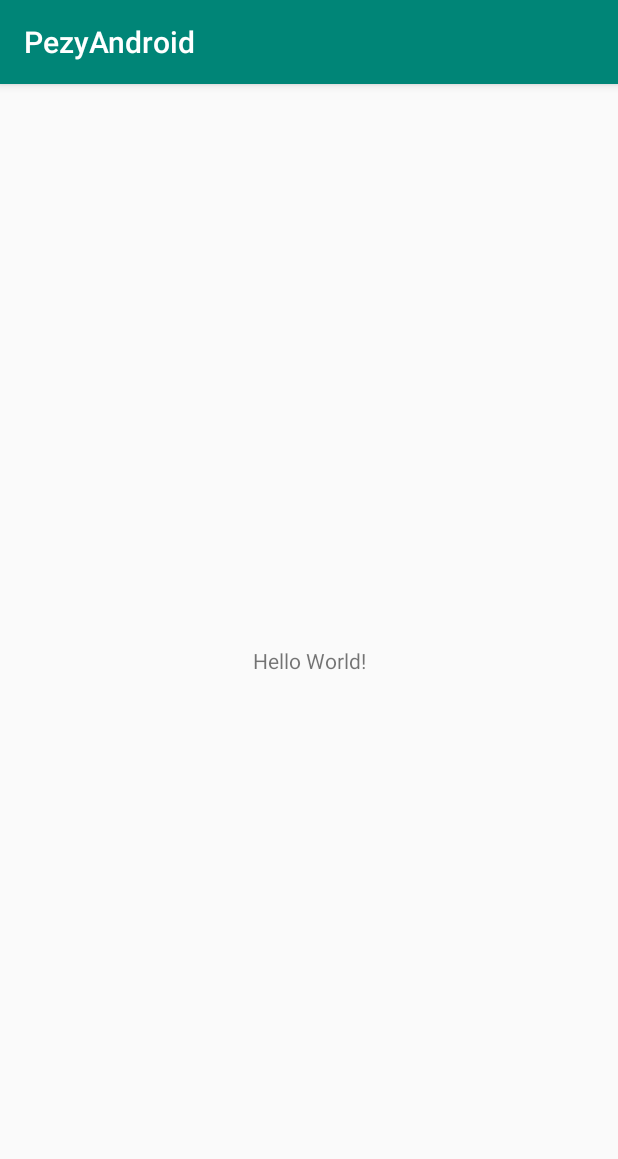
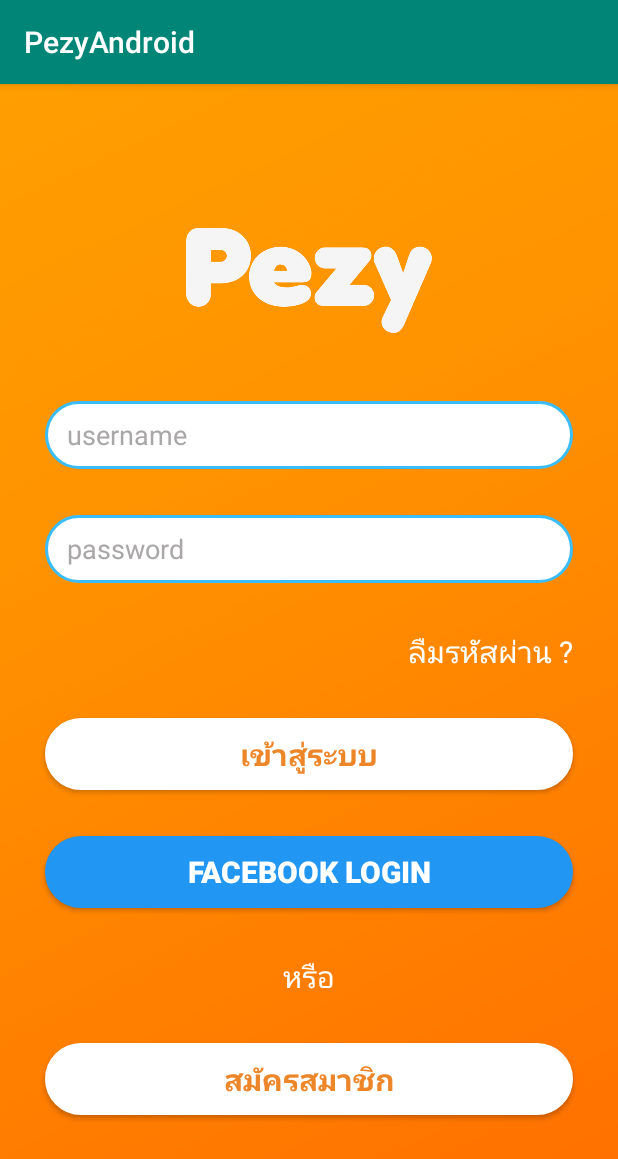
Before and after one commit to Pezy-Team/PezyAndroid, an Android app: the screen it shows after launch (MainActivity), on a phone screen of 412 x 824 dp. Shown: the top 1159 px of the screen. Run offline under Robolectric (Android 15) with nearby library versions, the phone set to English and light mode, and no system bars.

Commit message:
Minor - Improvement - Design register activity and import resource file.

```diff
--- /dev/null
+++ b/app/src/main/res/drawable/edittext_white.xml
@@ -0,0 +1,18 @@
+<?xml version="1.0" encoding="utf-8"?>
+<selector xmlns:android="http://schemas.android.com/apk/res/android">
+    <item>
+        <shape android:shape="rectangle">
+            <solid android:color="#ffffff"/>
+            <corners android:radius="25dp" />
+            <size android:height="45dp" />
+            <padding android:left="15dp"
+                android:right="15dp"
+                android:bottom="5dp"
+                android:top="5dp" />
+            <stroke
+                android:width="2dp"
+                android:color="#3bbdfa"
+                />
+        </shape>
+    </item>
+</selector>
--- /dev/null
+++ b/app/src/main/res/drawable/round_button.xml
@@ -0,0 +1,18 @@
+<?xml version="1.0" encoding="utf-8"?>
+<selector xmlns:android="http://schemas.android.com/apk/res/android">
+    <item>
+        <shape android:shape="rectangle">
+            <solid android:color="#ffffff"/>
+            <corners android:radius="25dp" />
+            <size android:height="40dp" />
+            <padding android:left="5dp"
+                android:right="5dp"
+                android:bottom="5dp"
+                android:top="5dp" />
+            <stroke
+                android:width="2dp"
+                android:color="#FFFFFF"
+                />
+        </shape>
+    </item>
+</selector>
--- a/app/src/main/res/layout/activity_main.xml
+++ b/app/src/main/res/layout/activity_main.xml
@@ -4,15 +4,107 @@
     xmlns:tools="http://schemas.android.com/tools"
     android:layout_width="match_parent"
     android:layout_height="match_parent"
+    android:background="@drawable/pezy_bg"
     tools:context=".MainActivity">
 
-    <TextView
-        android:layout_width="wrap_content"
+    <LinearLayout
+        android:layout_width="match_parent"
         android:layout_height="wrap_content"
-        android:text="Hello World!"
+        android:orientation="vertical"
         app:layout_constraintBottom_toBottomOf="parent"
-        app:layout_constraintLeft_toLeftOf="parent"
-        app:layout_constraintRight_toRightOf="parent"
-        app:layout_constraintTop_toTopOf="parent" />
+        app:layout_constraintEnd_toEndOf="parent"
+        app:layout_constraintStart_toStartOf="parent"
+        app:layout_constraintTop_toTopOf="parent">
+
+        <ImageView
+            android:layout_width="wrap_content"
+            android:layout_height="70dp"
+            android:layout_marginVertical="30dp"
+            android:src="@drawable/pezy"/>
+
+        <EditText
+            android:id="@+id/txtUsername"
+            android:layout_width="match_parent"
+            android:layout_height="wrap_content"
+            android:hint="@string/app_name"
+            android:text="@string/txt_username"
+            android:background="@drawable/edittext_white"
+            android:textColor="@color/edittext_color"
+            android:layout_marginHorizontal="30dp"
+            android:layout_marginVertical="15dp" />
+
+        <EditText
+            android:id="@+id/txtPassword"
+            android:layout_width="match_parent"
+            android:layout_height="wrap_content"
+            android:hint="@string/app_name"
+            android:text="@string/txt_password"
+            android:background="@drawable/edittext_white"
+            android:textColor="@color/edittext_color"
+            android:layout_marginHorizontal="30dp"
+            android:layout_marginVertical="15dp" />
+
+        <TextView
+            android:id="@+id/txtForgotPwd"
+            android:layout_width="match_parent"
+            android:layout_height="wrap_content"
+            android:layout_marginHorizontal="30dp"
+            android:layout_marginVertical="15dp"
+            android:gravity="right|end"
+            android:textSize="20sp"
+            android:text="@string/txt_forgot_pwd"
+            android:textColor="@color/text_white" />
+
+        <Button
+            android:id="@+id/btnLogin"
+            android:layout_width="match_parent"
+            android:layout_height="wrap_content"
+            android:layout_marginHorizontal="30dp"
+            android:layout_marginVertical="15dp"
+            android:gravity="center_horizontal|center_vertical"
+            android:background="@drawable/round_button"
+            android:textColor="#EC8628"
+            android:text="@string/txt_login"
+            android:textSize="20sp"
+            android:textStyle="bold" />
+
+        <Button
+            android:id="@+id/btnFBLogin"
+            android:layout_width="match_parent"
+            android:layout_height="wrap_content"
+            android:layout_marginHorizontal="30dp"
+            android:layout_marginVertical="15dp"
+            android:gravity="center_horizontal|center_vertical"
+            android:background="@drawable/round_button"
+            android:backgroundTint="#2196F3"
+            android:textColor="@color/text_white"
+            android:text="@string/txt_login_fb"
+            android:textSize="20sp"
+            android:textStyle="bold" />
+
+        <TextView
+            android:layout_width="match_parent"
+            android:layout_height="wrap_content"
+            android:layout_marginHorizontal="30dp"
+            android:layout_marginVertical="15dp"
+            android:gravity="center_vertical|center_horizontal"
+            android:textSize="20sp"
+            android:text="@string/txt_or"
+            android:textColor="@color/text_white" />
+
+        <Button
+            android:id="@+id/btnRegister"
+            android:layout_width="match_parent"
+            android:layout_height="wrap_content"
+            android:layout_marginHorizontal="30dp"
+            android:layout_marginVertical="15dp"
+            android:gravity="center_horizontal|center_vertical"
+            android:background="@drawable/round_button"
+            android:textColor="#EC8628"
+            android:text="@string/txt_register"
+            android:textSize="20sp"
+            android:textStyle="bold" />
+
+    </LinearLayout>
 
 </androidx.constraintlayout.widget.ConstraintLayout>
--- a/app/src/main/res/values/colors.xml
+++ b/app/src/main/res/values/colors.xml
@@ -3,4 +3,7 @@
     <color name="colorPrimary">#008577</color>
     <color name="colorPrimaryDark">#00574B</color>
     <color name="colorAccent">#D81B60</color>
+
+    <color name="edittext_color">#AAA7A7</color>
+    <color name="text_white">#FFFFFF</color>
 </resources>
--- a/app/src/main/res/values/strings.xml
+++ b/app/src/main/res/values/strings.xml
@@ -1,3 +1,11 @@
 <resources>
     <string name="app_name">PezyAndroid</string>
+
+    <string name="txt_username">username</string>
+    <string name="txt_password">password</string>
+    <string name="txt_forgot_pwd">ลืมรหัสผ่าน ?</string>
+    <string name="txt_login">เข้าสู่ระบบ</string>
+    <string name="txt_login_fb">Facebook Login</string>
+    <string name="txt_or">หรือ</string>
+    <string name="txt_register">สมัครสมาชิก</string>
 </resources>
```
Also changed, not shown: app/src/main/res/drawable/pezy_bg.png (renamed from app/src/main/res/drawable/BG@2x.png).
